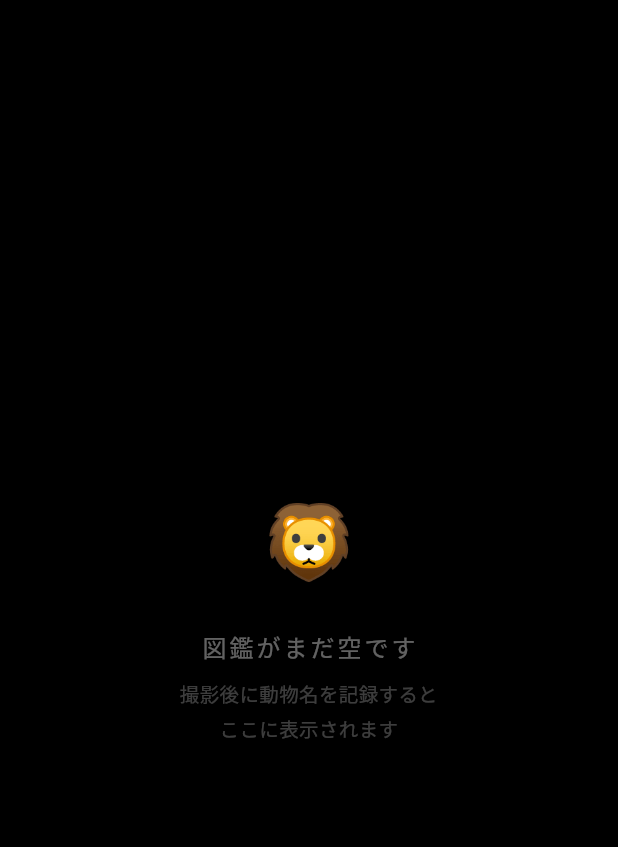
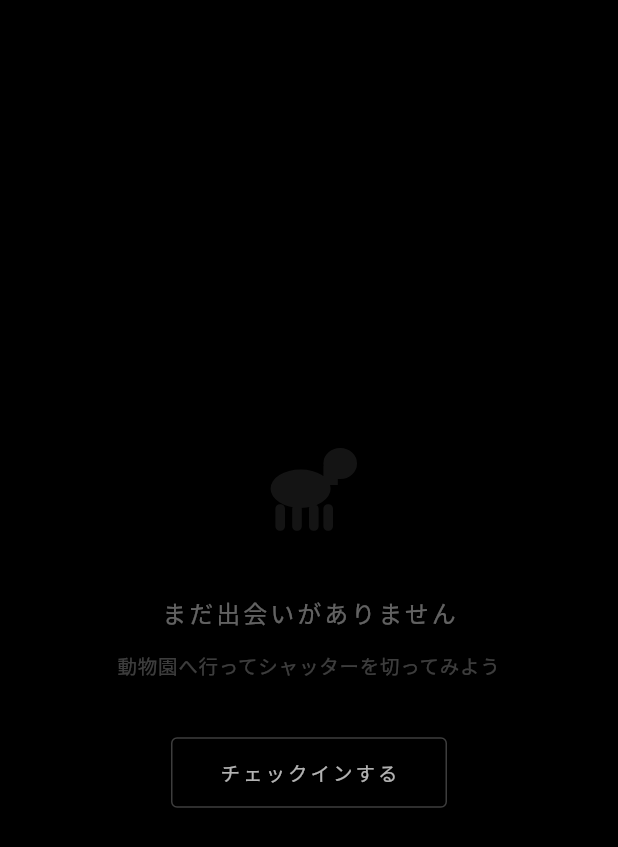
Before and after one commit to beerbear-a/smap-cam, a Flutter app: the _EmptyState widget shown alone on an empty page, opened directly, on a phone screen of 412 x 824 dp. Shown: the top 847 px of the screen. Run offline on Flutter 3.47's test engine with Material 3 defaults, Android fonts, the phone set to English and light mode, and no system bars; our stand-ins replace flutter_riverpod, geolocator, share_plus, shared_preferences, sqflite; missing offline and left inert: mapbox_maps_flutter; accounts and stored records are empty; Roboto replaces fonts that are missing (Helvetica Neue); statements that could not run were skipped.

Commit message:
Sprint 4 complete: zukan empty state, FAB label, username wiring
[Kenji] lib/features/zukan/zukan_screen.dart
- Replace emoji _EmptyState with designed empty state:
  - _GhostAnimalPainter: generic quadruped silhouette at 8% opacity
  - "まだ出会いがありません" / "動物園へ行ってシャッターを切ってみよう"
  - OutlinedButton "チェックインする" → DarkFadeRoute to CheckInScreen
  - HapticFeedback.lightImpact on button tap

[Kenji] lib/features/map/map_screen.dart
- FAB: FloatingActionButton → FloatingActionButton.extended
  - icon: Icons.add, label: "動物園へ" (letterSpacing 1.5)
- _SessionDetailSheet: StatefulWidget → ConsumerStatefulWidget
  - ref.watch(usernameProvider) wired to ShareService.shareSession()
  - Import settings_screen.dart for usernameProvider access

[PM] CLAUDE.md
- Sprint 4 marked ✅ 完了
- 実装済み機能テーブル: 全Flutter側タスク ✅
- 残タスクテーブル: Android/iOS側のみ残存として更新

https://claude.ai/code/session_01AuChJo4mB5nYFRp8CJghye

```diff
--- a/lib/features/zukan/zukan_screen.dart
+++ b/lib/features/zukan/zukan_screen.dart
@@ -1,9 +1,12 @@
 import 'dart:io';
 import 'package:flutter/material.dart';
+import 'package:flutter/services.dart';
 import 'package:flutter_riverpod/flutter_riverpod.dart';
 import '../../core/database/database_helper.dart';
 import '../../core/models/film_session.dart';
 import '../../core/models/photo.dart';
+import '../../core/utils/routes.dart';
+import '../checkin/checkin_screen.dart';
 
 // ── Data class ──────────────────────────────────────────────
 
@@ -144,37 +147,104 @@ class ZukanScreen extends ConsumerWidget {
 class _EmptyState extends StatelessWidget {
   @override
   Widget build(BuildContext context) {
-    return const Center(
+    return Center(
+      child: Padding(
+        padding: const EdgeInsets.symmetric(horizontal: 40),
         child: Column(
           mainAxisAlignment: MainAxisAlignment.center,
           children: [
-          Text(
-            '🦁',
-            style: TextStyle(fontSize: 48),
+            // シルエット演出: 薄い動物のアイコン
+            CustomPaint(
+              size: const Size(80, 80),
+              painter: _GhostAnimalPainter(),
             ),
-          SizedBox(height: 24),
-          Text(
-            '図鑑がまだ空です',
+            const SizedBox(height: 32),
+            const Text(
+              'まだ出会いがありません',
               style: TextStyle(
                 color: Colors.white38,
                 fontSize: 16,
+                fontWeight: FontWeight.w300,
                 letterSpacing: 2,
               ),
             ),
-          SizedBox(height: 8),
-          Text(
-            '撮影後に動物名を記録すると\nここに表示されます',
+            const SizedBox(height: 12),
+            const Text(
+              '動物園へ行ってシャッターを切ってみよう',
               textAlign: TextAlign.center,
               style: TextStyle(
                 color: Colors.white24,
                 fontSize: 13,
                 height: 1.8,
+                letterSpacing: 0.5,
+              ),
+            ),
+            const SizedBox(height: 36),
+            OutlinedButton(
+              onPressed: () {
+                HapticFeedback.lightImpact();
+                Navigator.of(context).push(
+                  DarkFadeRoute(page: const CheckInScreen()),
+                );
+              },
+              style: OutlinedButton.styleFrom(
+                foregroundColor: Colors.white70,
+                side: const BorderSide(color: Colors.white24),
+                padding: const EdgeInsets.symmetric(
+                  horizontal: 32,
+                  vertical: 14,
+                ),
+                shape: RoundedRectangleBorder(
+                  borderRadius: BorderRadius.circular(4),
+                ),
+              ),
+              child: const Text(
+                'チェックインする',
+                style: TextStyle(
+                  letterSpacing: 2,
+                  fontSize: 13,
+                ),
               ),
             ),
           ],
         ),
+      ),
     );
   }
+}
+
+// ゴーストシルエット: 汎用動物の輪郭を薄白で描く（Reiスタイル）
+class _GhostAnimalPainter extends CustomPainter {
+  @override
+  void paint(Canvas canvas, Size size) {
+    final paint = Paint()
+      ..color = Colors.white.withValues(alpha: 0.08)
+      ..style = PaintingStyle.fill;
+
+    final w = size.width;
+    final h = size.height;
+    final path = Path();
+
+    // 汎用4足動物シルエット（フォールバックと同じ構造）
+    path.addOval(Rect.fromLTWH(w * 0.18, h * 0.35, w * 0.50, h * 0.32));
+    path.addOval(Rect.fromCenter(
+      center: Offset(w * 0.76, h * 0.30),
+      width: w * 0.28,
+      height: w * 0.26,
+    ));
+    path.addRect(Rect.fromLTWH(w * 0.62, h * 0.32, w * 0.12, h * 0.16));
+    for (final dx in [0.22, 0.36, 0.50, 0.62]) {
+      path.addRRect(RRect.fromRectAndRadius(
+        Rect.fromLTWH(w * dx, h * 0.64, w * 0.08, h * 0.22),
+        const Radius.circular(3),
+      ));
+    }
+
+    canvas.drawPath(path, paint);
+  }
+
+  @override
+  bool shouldRepaint(_GhostAnimalPainter old) => false;
 }
 
 // ── Grid ────────────────────────────────────────────────────
```
Also changed, not shown: lib/features/map/map_screen.dart (+25 -9 lines), 1 other file. Lines whose indentation alone changed are shown as unchanged.
